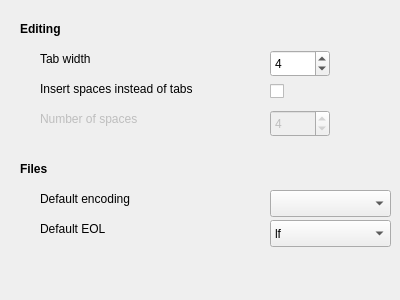
Old version of the form IDE/GUI/dialogs/interfacecfg/interfacecfg_editgeneral.ui in the repository AbyssAbbeba/MDS-picoblaze-AVR-ide.
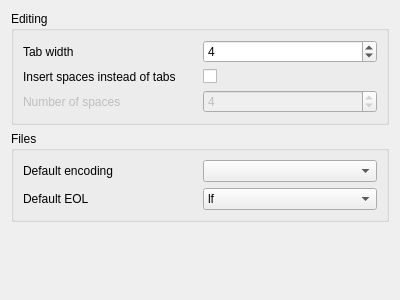
New version of the form.

Patch:
```diff
--- a/IDE/GUI/dialogs/interfacecfg/interfacecfg_editgeneral.ui
+++ b/IDE/GUI/dialogs/interfacecfg/interfacecfg_editgeneral.ui
@@ -13,175 +13,101 @@
   <property name="windowTitle">
    <string>Form</string>
   </property>
+  <layout class="QVBoxLayout" name="verticalLayout">
+   <item>
+    <widget class="QGroupBox" name="groupBox">
+     <property name="title">
+      <string>Editing</string>
+     </property>
+     <layout class="QGridLayout" name="gridLayout_2">
+      <item row="0" column="0">
   <widget class="QLabel" name="label">
-   <property name="geometry">
-    <rect>
-     <x>40</x>
-     <y>50</y>
-     <width>81</width>
-     <height>17</height>
-    </rect>
-   </property>
    <property name="text">
     <string>Tab width</string>
    </property>
   </widget>
-  <widget class="QSpinBox" name="spinTabWidth">
-   <property name="geometry">
-    <rect>
-     <x>270</x>
-     <y>50</y>
-     <width>60</width>
-     <height>27</height>
-    </rect>
-   </property>
-   <property name="minimum">
-    <number>1</number>
-   </property>
-   <property name="maximum">
-    <number>20</number>
-   </property>
-   <property name="value">
-    <number>4</number>
-   </property>
-  </widget>
-  <widget class="QCheckBox" name="chckSpaces">
-   <property name="geometry">
-    <rect>
-     <x>270</x>
-     <y>80</y>
-     <width>97</width>
-     <height>22</height>
-    </rect>
-   </property>
-   <property name="text">
-    <string/>
-   </property>
-  </widget>
+      </item>
+      <item row="1" column="0">
   <widget class="QLabel" name="label_2">
-   <property name="geometry">
-    <rect>
-     <x>40</x>
-     <y>80</y>
-     <width>201</width>
-     <height>17</height>
-    </rect>
-   </property>
    <property name="text">
     <string>Insert spaces instead of tabs</string>
    </property>
   </widget>
+      </item>
+      <item row="1" column="1">
+       <widget class="QCheckBox" name="chckSpaces">
+        <property name="text">
+         <string/>
+        </property>
+       </widget>
+      </item>
+      <item row="0" column="1">
+       <widget class="QSpinBox" name="spinTabWidth">
+        <property name="minimum">
+         <number>1</number>
+        </property>
+        <property name="maximum">
+         <number>20</number>
+        </property>
+        <property name="value">
+         <number>4</number>
+        </property>
+       </widget>
+      </item>
+      <item row="2" column="1">
+       <widget class="QSpinBox" name="spinSpaces">
+        <property name="enabled">
+         <bool>false</bool>
+        </property>
+        <property name="minimum">
+         <number>1</number>
+        </property>
+        <property name="maximum">
+         <number>20</number>
+        </property>
+        <property name="value">
+         <number>4</number>
+        </property>
+       </widget>
+      </item>
+      <item row="2" column="0">
   <widget class="QLabel" name="lblSpaces">
    <property name="enabled">
     <bool>false</bool>
    </property>
-   <property name="geometry">
-    <rect>
-     <x>40</x>
-     <y>110</y>
-     <width>171</width>
-     <height>17</height>
-    </rect>
-   </property>
    <property name="text">
     <string>Number of spaces</string>
    </property>
   </widget>
-  <widget class="QSpinBox" name="spinSpaces">
-   <property name="enabled">
-    <bool>false</bool>
-   </property>
-   <property name="geometry">
-    <rect>
-     <x>270</x>
-     <y>110</y>
-     <width>60</width>
-     <height>27</height>
-    </rect>
-   </property>
-   <property name="minimum">
-    <number>1</number>
-   </property>
-   <property name="maximum">
-    <number>20</number>
-   </property>
-   <property name="value">
-    <number>4</number>
-   </property>
-  </widget>
-  <widget class="QLabel" name="label_4">
-   <property name="geometry">
-    <rect>
-     <x>20</x>
-     <y>20</y>
-     <width>66</width>
-     <height>17</height>
-    </rect>
-   </property>
-   <property name="font">
-    <font>
-     <weight>75</weight>
-     <bold>true</bold>
-    </font>
-   </property>
-   <property name="text">
-    <string>Editing</string>
-   </property>
-  </widget>
-  <widget class="QLabel" name="label_5">
-   <property name="geometry">
-    <rect>
-     <x>20</x>
-     <y>160</y>
-     <width>66</width>
-     <height>17</height>
-    </rect>
-   </property>
-   <property name="font">
-    <font>
-     <weight>75</weight>
-     <bold>true</bold>
-    </font>
-   </property>
-   <property name="text">
+      </item>
+     </layout>
+    </widget>
+   </item>
+   <item>
+    <widget class="QGroupBox" name="groupBox_2">
+     <property name="title">
     <string>Files</string>
    </property>
-  </widget>
+     <layout class="QGridLayout" name="gridLayout_3">
+      <item row="0" column="1">
+       <widget class="QComboBox" name="cmbEncoding"/>
+      </item>
+      <item row="0" column="0">
   <widget class="QLabel" name="label_6">
-   <property name="geometry">
-    <rect>
-     <x>40</x>
-     <y>190</y>
-     <width>131</width>
-     <height>17</height>
-    </rect>
-   </property>
    <property name="text">
     <string>Default encoding</string>
    </property>
   </widget>
+      </item>
+      <item row="1" column="0">
   <widget class="QLabel" name="label_7">
-   <property name="geometry">
-    <rect>
-     <x>40</x>
-     <y>220</y>
-     <width>111</width>
-     <height>17</height>
-    </rect>
-   </property>
    <property name="text">
     <string>Default EOL</string>
    </property>
   </widget>
+      </item>
+      <item row="1" column="1">
   <widget class="QComboBox" name="cmbEOL">
-   <property name="geometry">
-    <rect>
-     <x>270</x>
-     <y>220</y>
-     <width>121</width>
-     <height>27</height>
-    </rect>
-   </property>
    <item>
     <property name="text">
      <string>lf</string>
@@ -198,16 +124,24 @@
     </property>
    </item>
   </widget>
-  <widget class="QComboBox" name="cmbEncoding">
-   <property name="geometry">
-    <rect>
-     <x>270</x>
-     <y>190</y>
-     <width>121</width>
-     <height>27</height>
-    </rect>
-   </property>
-  </widget>
+      </item>
+     </layout>
+    </widget>
+   </item>
+   <item>
+    <spacer name="verticalSpacer">
+     <property name="orientation">
+      <enum>Qt::Vertical</enum>
+     </property>
+     <property name="sizeHint" stdset="0">
+      <size>
+       <width>20</width>
+       <height>40</height>
+      </size>
+     </property>
+    </spacer>
+   </item>
+  </layout>
  </widget>
  <resources/>
  <connections/>
```
Lines whose indentation alone changed are shown as unchanged.
